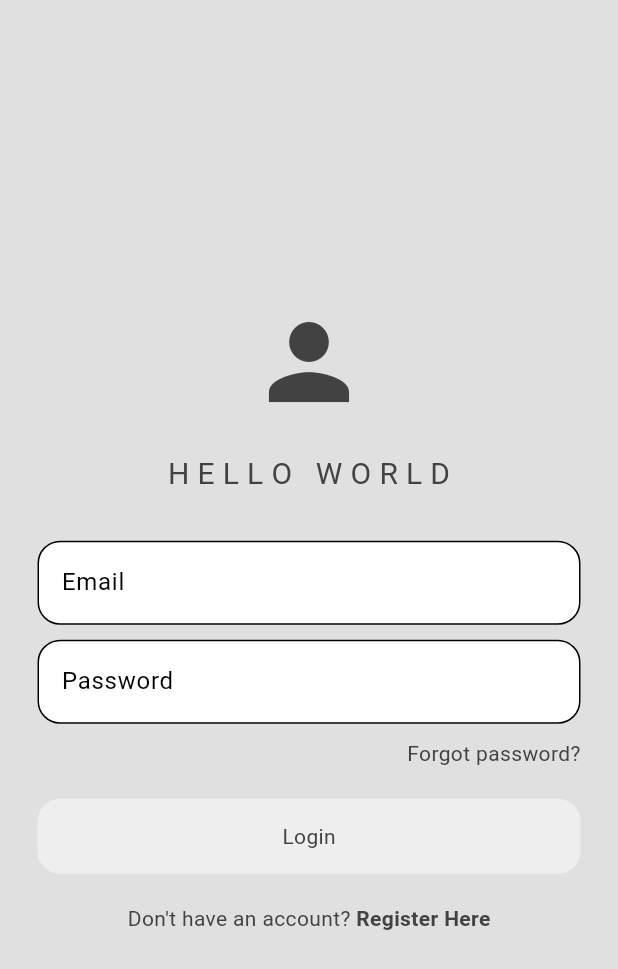
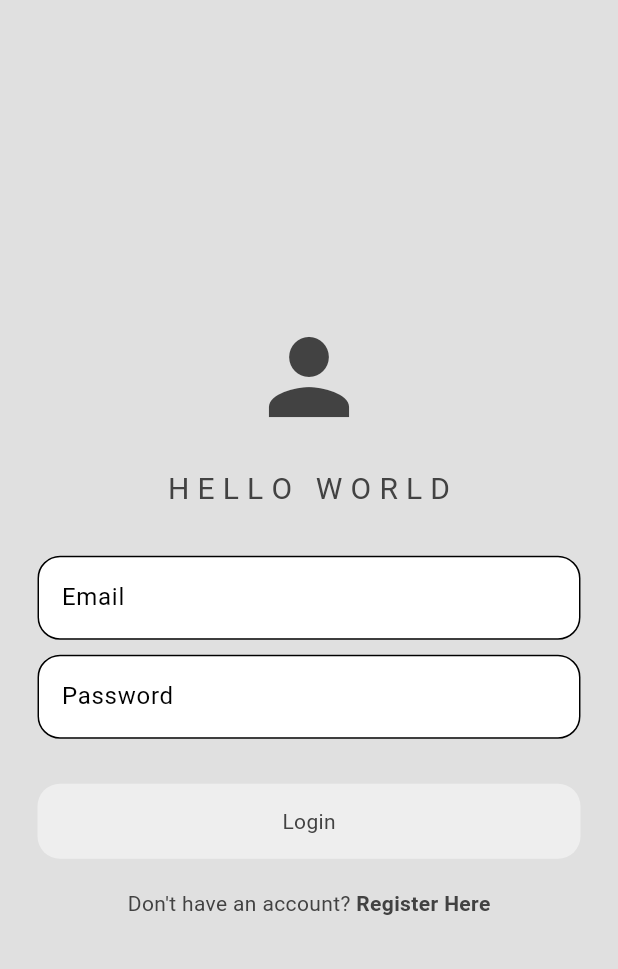
Before and after one commit to praveen0075/Typo, a Flutter app: the screen it shows after launch, on a phone screen of 412 x 824 dp. Shown: the top 969 px of the screen. Run offline on Flutter 3.47's test engine with Material 3 defaults, Android fonts, the phone set to English and light mode, and no system bars; our stand-ins replace cloud_firestore, firebase_auth, firebase_core; accounts and stored records are empty.

Commit message:
final commit

```diff
--- a/lib/main.dart
+++ b/lib/main.dart
@@ -18,7 +18,6 @@ void main() async {
 class MyApp extends StatelessWidget {
   const MyApp({super.key});
 
-  // This widget is the root of your application.
   @override
   Widget build(BuildContext context) {
     return MaterialApp(
--- a/lib/pages/home_page.dart
+++ b/lib/pages/home_page.dart
@@ -70,7 +70,7 @@ class HomePage extends StatelessWidget {
                           color: Colors.black
                         ),
                       ),
-                      subtitle: Text(email),
+                      subtitle: Text(msg),
                     );
                   },
                 );
--- a/lib/pages/login_page.dart
+++ b/lib/pages/login_page.dart
@@ -25,7 +25,6 @@ class _LoginPageState extends State<LoginPage> {
     );
 
     try {
-      //  UserCredential userCredential =
       await FirebaseAuth.instance.signInWithEmailAndPassword(
         email: emailController.text,
         password: passWordController.text,
@@ -74,12 +73,6 @@ class _LoginPageState extends State<LoginPage> {
               Row(
                 mainAxisAlignment: MainAxisAlignment.end,
                 children: [
-                  Text(
-                    "Forgot password?",
-                    style: TextStyle(
-                      color: Theme.of(context).colorScheme.inversePrimary,
-                    ),
-                  ),
                 ],
               ),
               kh20,
--- a/lib/pages/signup_page.dart
+++ b/lib/pages/signup_page.dart
@@ -79,6 +79,7 @@ class _SignupPageState extends State<SignupPage> {
       body: Center(
         child: Padding(
           padding: const EdgeInsets.all(25),
+          child: SingleChildScrollView(
             child: Column(
               mainAxisAlignment: MainAxisAlignment.center,
               children: [
@@ -149,6 +150,7 @@ class _SignupPageState extends State<SignupPage> {
             ),
           ),
         ),
+      ),
     );
   }
 }
```
Also changed, not shown: lib/components/custom_drawer.dart (+7 -4 lines). Lines whose indentation alone changed are shown as unchanged.
